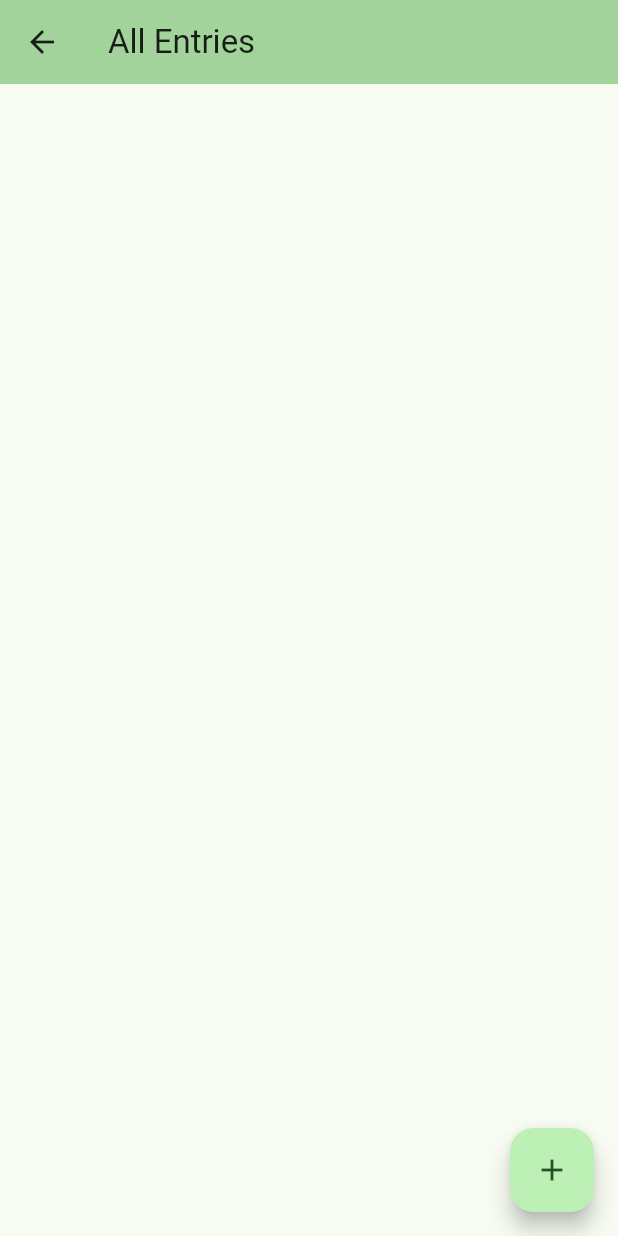
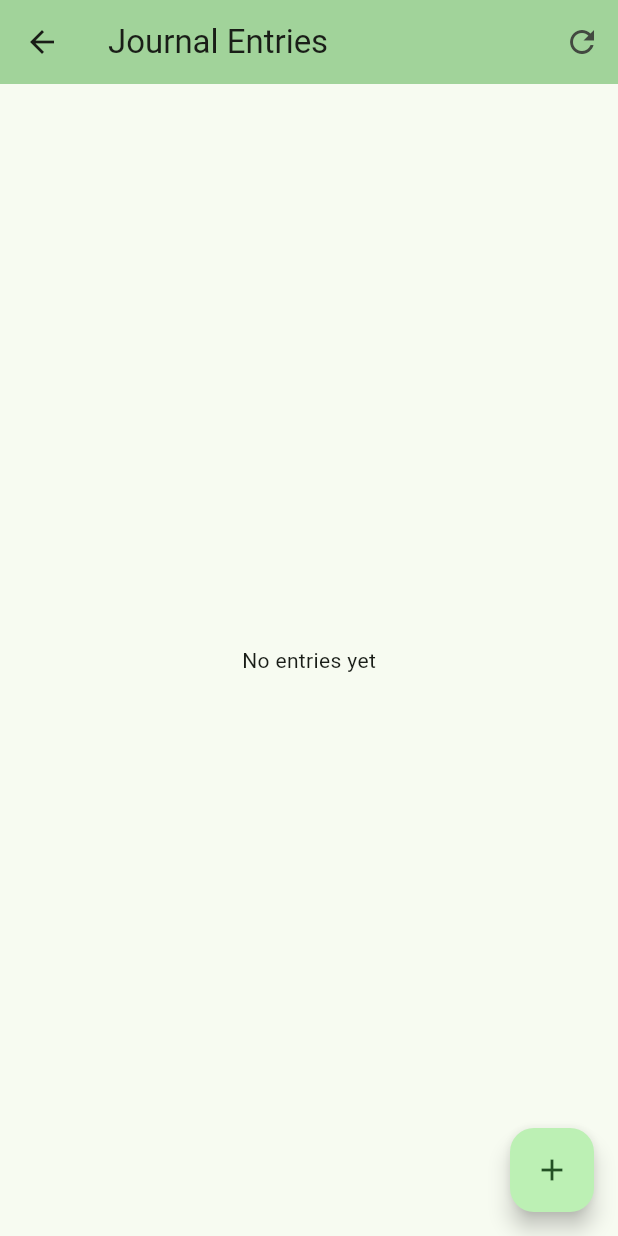
Before and after one commit to nkarl/flutter_journal_app, a Flutter app: the screen it shows after launch, after a tap on "Journal List", on a phone screen of 412 x 824 dp. Run offline on Flutter 3.47's test engine with Material 3 defaults, Android fonts, the phone set to English and light mode, and no system bars.

Commit message:
Implemented showing capability for the Entries Page, to display all stored entries. Shows nothing if no entries. Shows error if unable to retrieve entries.

```diff
--- a/lib/pages/entries_page.dart
+++ b/lib/pages/entries_page.dart
@@ -1,6 +1,8 @@
 // File: lib/pages/entries_page.dart
 import 'package:flutter/material.dart';
+import 'package:journal_app/models/journal_entry.dart';
 import 'package:journal_app/pages/entry_page.dart';
+import 'package:journal_app/services/storage_service.dart';
 
 class EntriesPage extends StatefulWidget {
   const EntriesPage({super.key});
@@ -10,18 +12,88 @@ class EntriesPage extends StatefulWidget {
 }
 
 class _EntriesPageState extends State<EntriesPage> {
+  final StorageService _storageService = StorageService();
+  late Future<List<JournalEntry>> _entriesFuture;
+
+  @override
+  void initState() {
+    super.initState();
+    _refreshEntries();
+  }
+
+  void _refreshEntries() {
+    setState(() {
+      _entriesFuture = _storageService.readEntries();
+    });
+  }
+
   @override
   Widget build(BuildContext context) {
     return Scaffold(
       appBar: AppBar(
         backgroundColor: Theme.of(context).colorScheme.inversePrimary,
-        title: Text("All Entries"),
+        title: Text("Journal Entries"),
+        actions: [
+          IconButton(
+            icon: const Icon(Icons.refresh),
+            onPressed: _refreshEntries,
+            tooltip: 'Refresh',
+          ),
+        ],
       ),
-      body: Padding(
-        padding: const EdgeInsets.all(16.0),
-        child: Column(children: <Widget>[]),
+      body: FutureBuilder<List<JournalEntry>>(
+        future: _entriesFuture,
+        builder: (context, snapshot) {
+          if (snapshot.connectionState == ConnectionState.waiting) {
+            return const Center(child: CircularProgressIndicator());
+          }
+          if (snapshot.hasError) {
+            return const Center(child: Text('Error loading entries'));
+          }
+          final entries = snapshot.data ?? [];
+          if (entries.isEmpty) {
+            return const Center(child: Text('No entries yet'));
+          }
+          return ListView.builder(
+            padding: const EdgeInsets.all(16.0),
+            itemCount: entries.length,
+            itemBuilder: (context, index) {
+              final entry = entries[index];
+              return Card(
+                margin: const EdgeInsets.only(bottom: 8.0),
+                child: ListTile(
+                  title: Text(entry.title),
+                  subtitle: Column(
+                    crossAxisAlignment: CrossAxisAlignment.start,
+                    children: <Widget>[
+                      Text(
+                        entry.content.length > 50
+                            ? '${entry.content.substring(0, 50)}...'
+                            : entry.content,
+                      ),
+                      const SizedBox(height: 4),
+                      Text(
+                        'Created: ${entry.createdAt.day}/${entry.createdAt.month}/${entry.createdAt.year}',
+                        style: Theme.of(context).textTheme.bodySmall,
+                      ),
+                    ],
+                  ),
+                  // Delete button
+                  trailing: IconButton(
+                    icon: const Icon(Icons.delete, color: Colors.red),
+                    onPressed: () => {
+                      // TODO: implement DELETE button for each entry
+                      /* _deleteEntry(entry.entryId, entry.title) */
+                    },
+                    tooltip: 'Delete entry',
+                  ),
+                ),
+              );
+            },
+          );
+        },
       ),
-      //
+      // the floating + button to quickly go back to the entry screen
       floatingActionButton: FloatingActionButton(
         onPressed: () {
           Navigator.of(
```
